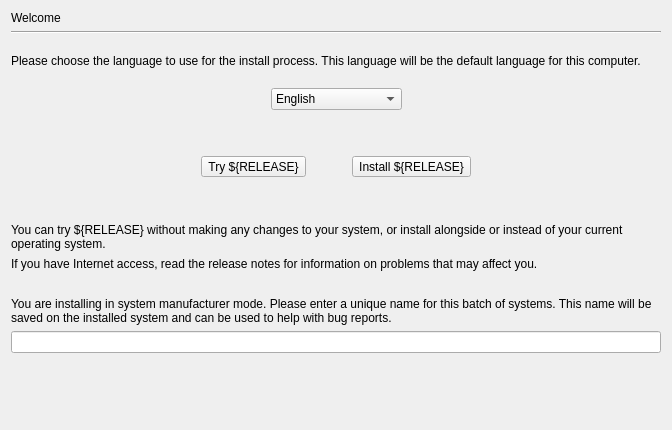
handyopensource/dvkbuntu-ppa-1910, file ubiquity-frontend-dvkbuntu/stepLanguage.ui: the form before one commit.
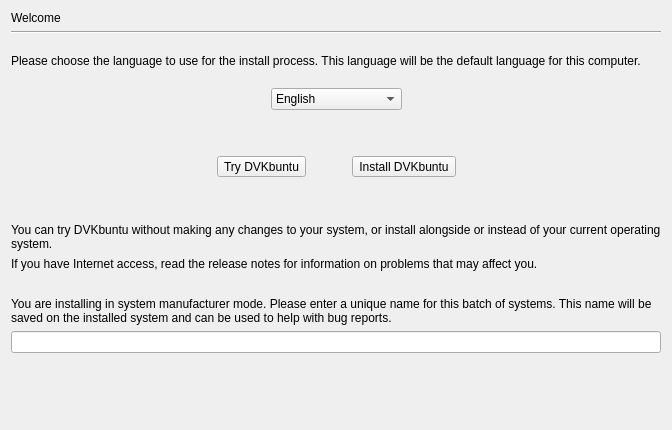
The form after the commit.

Diff of the .ui file:
```diff
--- a/ubiquity-frontend-dvkbuntu/stepLanguage.ui
+++ b/ubiquity-frontend-dvkbuntu/stepLanguage.ui
@@ -46,7 +46,7 @@
    <item row="8" column="0" colspan="5">
     <widget class="QLabel" name="try_install_text_label">
      <property name="text">
-      <string>You can try ${RELEASE} without making any changes to your system, or install alongside or instead of your current operating system.</string>
+      <string>You can try DVKbuntu without making any changes to your system, or install alongside or instead of your current operating system.</string>
      </property>
      <property name="wordWrap">
       <bool>true</bool>
@@ -162,7 +162,7 @@
         </sizepolicy>
        </property>
        <property name="text">
-        <string>Try ${RELEASE}</string>
+        <string>Try DVKbuntu</string>
        </property>
        <property name="toolButtonStyle">
         <enum>Qt::ToolButtonTextUnderIcon</enum>
@@ -194,7 +194,7 @@
         </sizepolicy>
        </property>
        <property name="text">
-        <string>Install ${RELEASE}</string>
+        <string>Install DVKbuntu</string>
        </property>
        <property name="toolButtonStyle">
         <enum>Qt::ToolButtonTextUnderIcon</enum>
```
